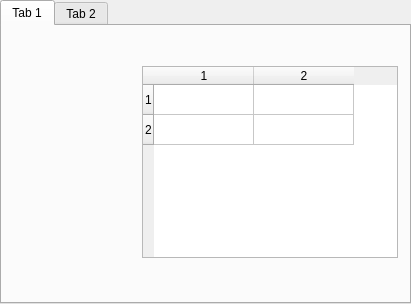
This is optionswindow.ui in bluepoke/glqtree as Qt 5 draws it before an edit. The edited form follows.
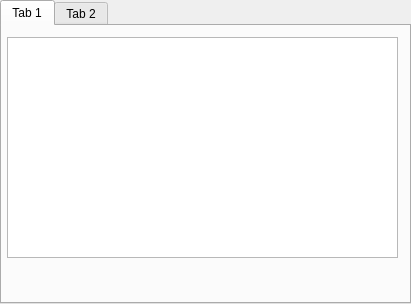
This is the edited form.

Commit message: added a basic widget for editing functional data (basic display gets added next). This soooo needs a xml parser now to fill this widget and save from it!

The edit to the form file:
```diff
--- a/optionswindow.ui
+++ b/optionswindow.ui
@@ -29,22 +29,24 @@
    <widget class="QTableWidget" name="tableWidget">
     <property name="geometry">
      <rect>
-      <x>140</x>
-      <y>40</y>
-      <width>256</width>
-      <height>192</height>
+      <x>5</x>
+      <y>11</y>
+      <width>391</width>
+      <height>221</height>
      </rect>
     </property>
+    <property name="sortingEnabled">
+     <bool>false</bool>
+    </property>
     <property name="rowCount">
-     <number>2</number>
+     <number>0</number>
     </property>
     <property name="columnCount">
-     <number>2</number>
+     <number>0</number>
     </property>
-    <row/>
-    <row/>
-    <column/>
-    <column/>
+    <attribute name="verticalHeaderVisible">
+     <bool>false</bool>
+    </attribute>
    </widget>
   </widget>
   <widget class="QWidget" name="tab2">
```
The commit also changes 2 other files.
